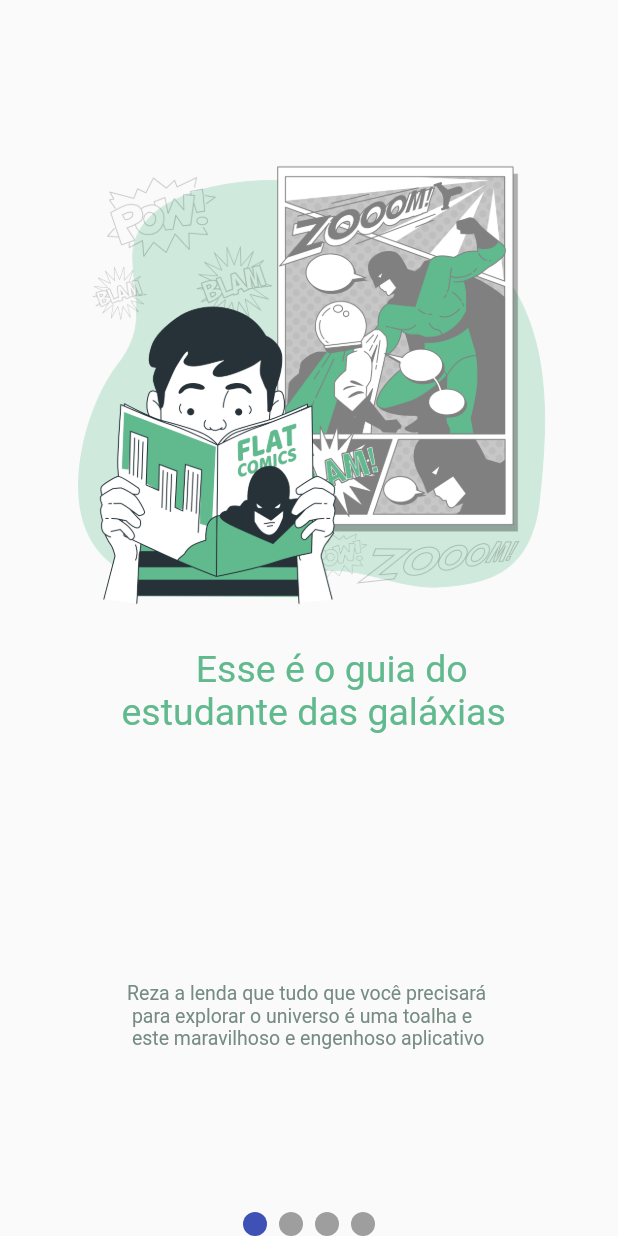
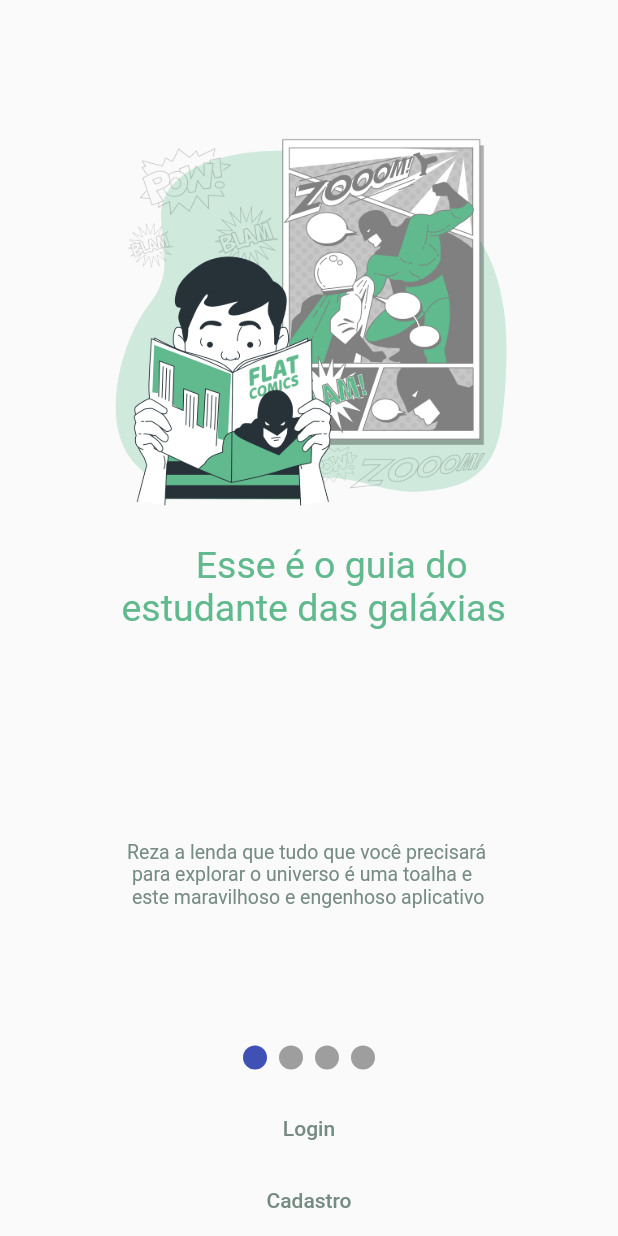
Before and after one commit to eduardovitor/Biblioteca-digital-app, a Flutter app: the screen it shows after launch, on a phone screen of 412 x 824 dp. Run offline on Flutter 3.47's test engine with Material 2 defaults, Android fonts, the phone set to English and light mode, and no system bars; drawn by our look-alikes of smooth_page_indicator; our stand-ins replace google_fonts.

Commit message:
Botões de login e cadastro adicionados

```diff
--- a/lib/start_page.dart
+++ b/lib/start_page.dart
@@ -34,6 +34,16 @@ class _StartPageState extends State<StartPage> {
               onPageChanged: onPageChanged,
               itemBuilder: (ctx, i) => slideList[i])),
       buildDotIndicator(),
+      const SizedBox(height: 15),
+      TextButton(
+          onPressed: () {},
+          child: Text(
+            'Login',
+            style: TextStyle(color: Color(0xFF768c83)),
+          )),
+      TextButton(
+          onPressed: () {},
+          child: Text('Cadastro', style: TextStyle(color: Color(0xFF768c83))))
     ]));
   }
 }
```
